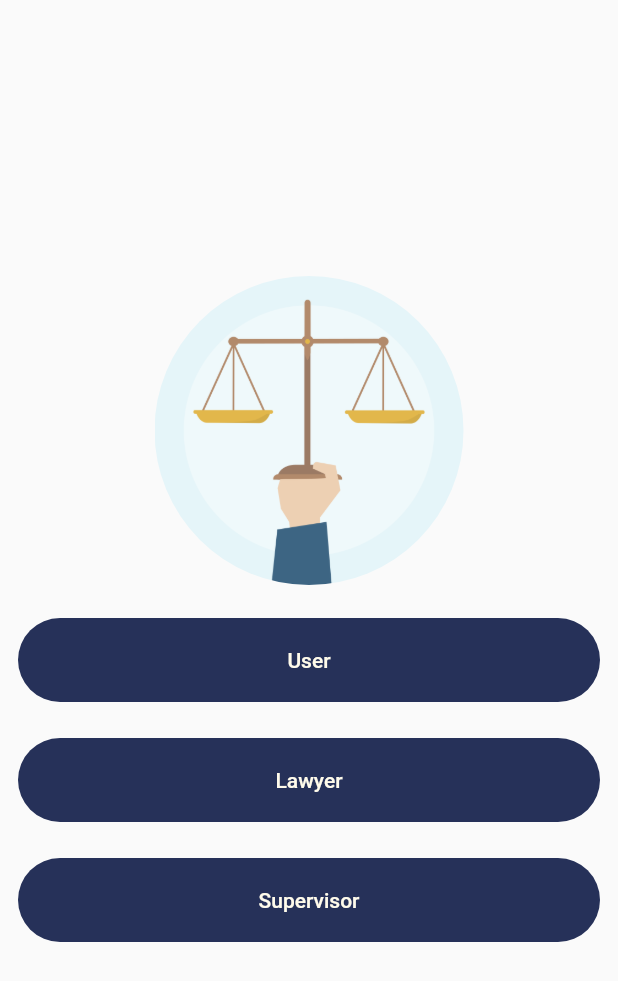
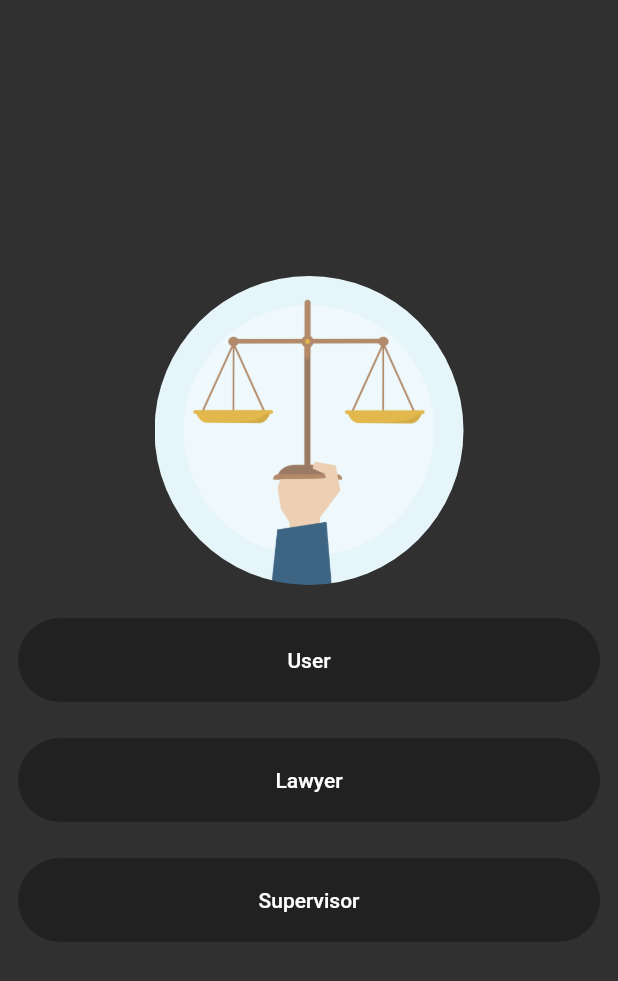
Before and after one commit to 0Ahmad0/mosand, a Flutter app: the screen it shows after launch, on a phone screen of 412 x 824 dp. Shown: the top 981 px of the screen. Run offline on Flutter 3.47's test engine with Material 2 defaults, Android fonts, the phone set to English and light mode, and no system bars; our stand-ins replace animate_do, awesome_dialog, cached_network_image, cloud_firestore, curved_navigation_bar, date_picker_timeline and 12 more; missing offline and left inert: animate_icons, day_night_time_picker; accounts and stored records are empty.

Commit message:
@hiba add provider theme not work

```diff
--- /dev/null
+++ b/lib/controller/provider/theme_provider.dart
@@ -0,0 +1,9 @@
+import 'package:flutter/cupertino.dart';
+
+class ThemeProvider extends ChangeNotifier{
+  bool isDark = false;
+  getApplicationTheme(){
+    isDark = !isDark;
+    notifyListeners();
+  }
+}
--- a/lib/main.dart
+++ b/lib/main.dart
@@ -17,6 +17,7 @@ import 'controller/provider/auth_provider.dart';
 import 'controller/provider/date_lawyer_provider.dart';
 import 'controller/provider/internship_provider.dart';
 import 'controller/provider/profile_provider.dart';
+import 'controller/provider/theme_provider.dart';
 import 'controller/utils/create_environment_provider.dart';
 import 'firebase_options.dart';
 import 'translations/codegen_loader.g.dart';
@@ -58,11 +59,16 @@ class MyApp extends StatelessWidget {
       ListenableProvider<ProcessProvider>(create: (_)=>ProcessProvider()),
       ListenableProvider<DateOProvider>(create: (_)=>DateOProvider()),
       ListenableProvider<ChatProvider>(create: (_)=>ChatProvider()),
+      ListenableProvider<ThemeProvider>(create: (_)=>ThemeProvider()),
       ListenableProvider<CreateEnvironmentProvider>(create: (_)=>CreateEnvironmentProvider()),
     ],
         child:
         Sizer(
             builder: (context, orientation, deviceType) {
+              return ChangeNotifierProvider<ThemeProvider>.value(
+                value: Provider.of<ThemeProvider>(context),
+                child: Consumer<ThemeProvider>(
+                    builder: (context,value,child) {
                       return GetMaterialApp(
                           title: "Currency",
                           supportedLocales: context.supportedLocales,
@@ -70,9 +76,13 @@ class MyApp extends StatelessWidget {
                           locale:Get.deviceLocale,
                           debugShowCheckedModeBanner: false,
                           // theme: ThemeData.dark(),
-                  theme: ThemeManager.myTheme,
+                          theme:value.isDark? ThemeManager.myTheme:ThemeData.dark(),
                           // theme: getApplicationTheme(isDark: appProvider.darkTheme),
                           home:SplashView()
+                      );
+                    }
+
+                ),
               );
             }
         ));
```
Also changed, not shown: lib/view/setting/setting_view.dart (+37 -19 lines). Lines whose indentation alone changed are shown as unchanged.
